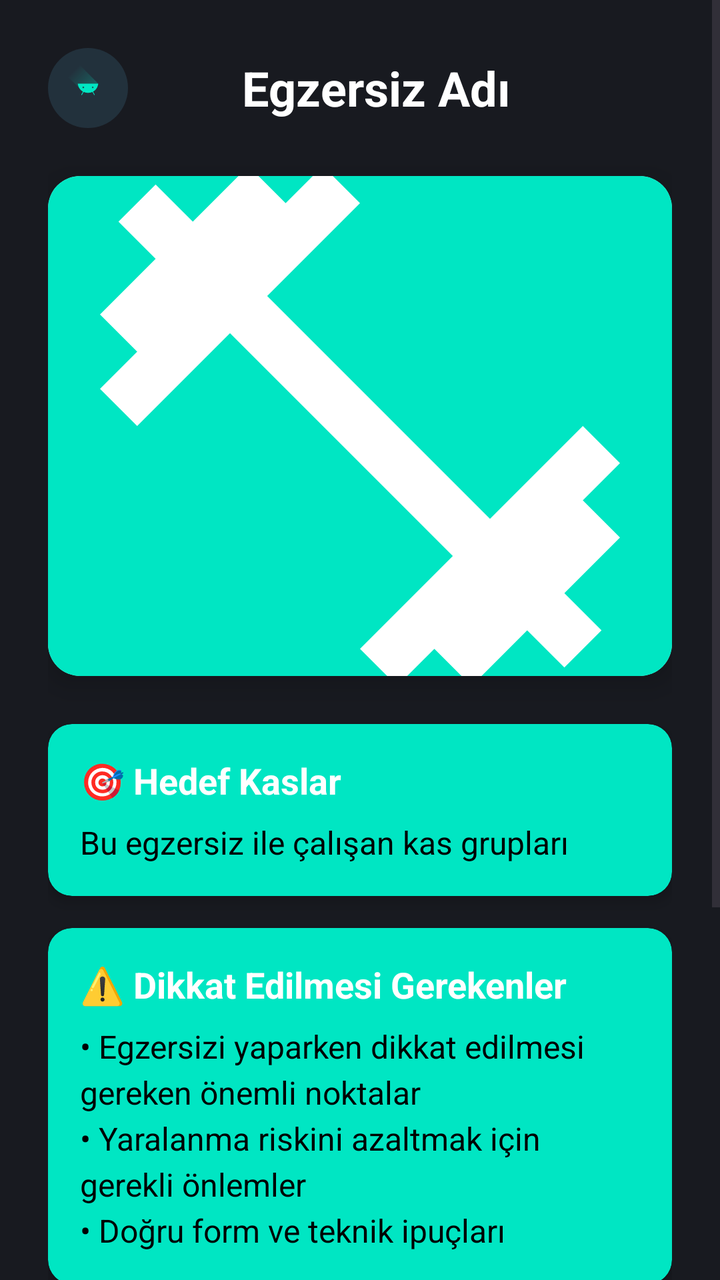
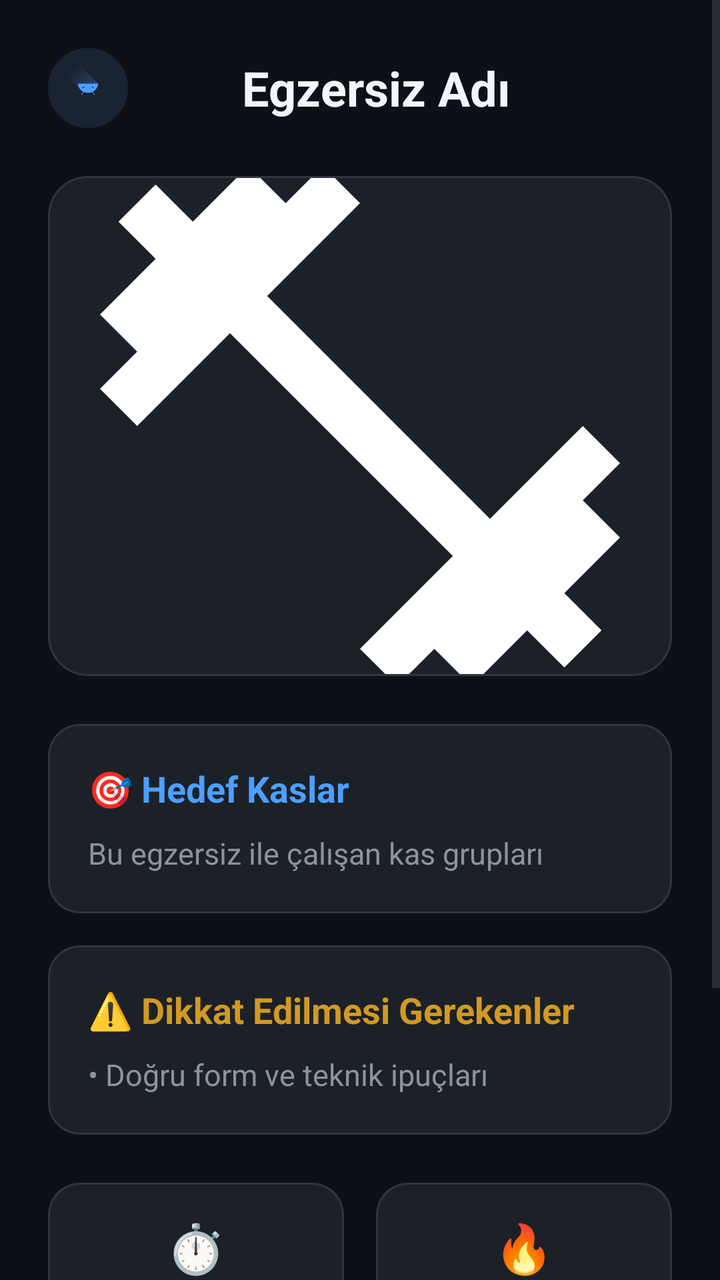

The first picture is an Android layout as it rendered before a commit; the second is the same layout after the commit. The layout source and the unified diff follow.
<!-- AndroidManifest.xml: application theme Theme.ArFitness -->
<!-- res/layout/fragment_exercise_detail.xml -->
<?xml version="1.0" encoding="utf-8"?>
<androidx.coordinatorlayout.widget.CoordinatorLayout xmlns:android="http://schemas.android.com/apk/res/android"
    xmlns:app="http://schemas.android.com/apk/res-auto"
    xmlns:tools="http://schemas.android.com/tools"
    android:layout_width="match_parent"
    android:layout_height="match_parent"
    android:background="@color/primary_dark"
    tools:context=".fragment.ExerciseDetailFragment">

    <ScrollView
        android:layout_width="match_parent"
        android:layout_height="match_parent"
        android:fillViewport="true">

        <LinearLayout
            android:layout_width="match_parent"
            android:layout_height="wrap_content"
            android:orientation="vertical"
            android:padding="24dp">

            
            <LinearLayout
                android:layout_width="match_parent"
                android:layout_height="wrap_content"
                android:orientation="horizontal"
                android:gravity="center_vertical"
                android:layout_marginBottom="24dp">

                <ImageView
                    android:id="@+id/btnBack"
                    android:layout_width="40dp"
                    android:layout_height="40dp"
                    android:background="@drawable/circle_background"
                    android:padding="8dp"
                    android:src="@drawable/ic_launcher_foreground"
                    app:tint="@color/primary"
                    android:rotation="180" />

                <TextView
                    android:id="@+id/tvExerciseTitle"
                    android:layout_width="0dp"
                    android:layout_height="wrap_content"
                    android:layout_weight="1"
                    android:layout_marginStart="16dp"
                    android:text="@string/exercise_name"
                    android:textSize="24sp"
                    android:textStyle="bold"
                    android:textColor="@color/text_main"
                    android:gravity="center" />

                <View
                    android:layout_width="40dp"
                    android:layout_height="40dp" />

            </LinearLayout>

            
            <androidx.cardview.widget.CardView
                android:layout_width="match_parent"
                android:layout_height="250dp"
                android:layout_marginBottom="24dp"
                app:cardCornerRadius="16dp"
                app:cardElevation="8dp">

                <ImageView
                    android:id="@+id/ivExerciseAnimation"
                    android:layout_width="match_parent"
                    android:layout_height="match_parent"
                    android:scaleType="centerCrop"
                    android:background="@color/primary"
                    android:src="@drawable/ic_fitness" />

            </androidx.cardview.widget.CardView>

            
            <androidx.cardview.widget.CardView
                android:layout_width="match_parent"
                android:layout_height="wrap_content"
                android:layout_marginBottom="16dp"
                app:cardCornerRadius="12dp"
                app:cardElevation="4dp"
                app:cardBackgroundColor="@color/primary">

                <LinearLayout
                    android:layout_width="match_parent"
                    android:layout_height="wrap_content"
                    android:orientation="vertical"
                    android:padding="16dp">

                    <TextView
                        android:layout_width="match_parent"
                        android:layout_height="wrap_content"
                        android:text="@string/target_muscles"
                        android:textSize="18sp"
                        android:textStyle="bold"
                        android:textColor="@color/text_main"
                        android:layout_marginBottom="8dp" />

                    <TextView
                        android:id="@+id/tvTargetMuscles"
                        android:layout_width="match_parent"
                        android:layout_height="wrap_content"
                        android:lineSpacingExtra="4dp"
                        android:text="@string/target_muscles_description"
                        android:textColor="@color/black"
                        android:textSize="16sp" />

                </LinearLayout>

            </androidx.cardview.widget.CardView>

            
            <androidx.cardview.widget.CardView
                android:layout_width="match_parent"
                android:layout_height="wrap_content"
                android:layout_marginBottom="24dp"
                app:cardCornerRadius="12dp"
                app:cardElevation="4dp"
                app:cardBackgroundColor="@color/primary">

                <LinearLayout
                    android:layout_width="match_parent"
                    android:layout_height="wrap_content"
                    android:orientation="vertical"
                    android:padding="16dp">

                    <TextView
                        android:layout_width="match_parent"
                        android:layout_height="wrap_content"
                        android:text="@string/important_points"
                        android:textSize="18sp"
                        android:textStyle="bold"
                        android:textColor="@color/text_main"
                        android:layout_marginBottom="8dp" />

                    <TextView
                        android:id="@+id/tvInstructions"
                        android:layout_width="match_parent"
                        android:layout_height="wrap_content"
                        android:lineSpacingExtra="4dp"
                        android:text="@string/instructions_template"
                        android:textColor="@color/black"
                        android:textSize="16sp" />

                </LinearLayout>

            </androidx.cardview.widget.CardView>

            
            <LinearLayout
                android:layout_width="match_parent"
                android:layout_height="wrap_content"
                android:orientation="horizontal"
                android:layout_marginBottom="32dp">

                <androidx.cardview.widget.CardView
                    android:layout_width="0dp"
                    android:layout_height="wrap_content"
                    android:layout_weight="1"
                    android:layout_marginEnd="8dp"
                    app:cardCornerRadius="12dp"
                    app:cardElevation="4dp"
                    app:cardBackgroundColor="@color/primary">

                    <LinearLayout
                        android:layout_width="match_parent"
                        android:layout_height="wrap_content"
                        android:orientation="vertical"
                        android:padding="16dp"
                        android:gravity="center">

                        <TextView
                            android:layout_width="wrap_content"
                            android:layout_height="wrap_content"
                            android:text="⏱️"
                            android:textSize="24sp"
                            android:layout_marginBottom="4dp" />

                        <TextView
                            android:layout_width="wrap_content"
                            android:layout_height="wrap_content"
                            android:text="@string/time"
                            android:textSize="14sp"
                            android:textColor="@color/text_secondary" />

                        <TextView
                            android:id="@+id/tvDuration"
                            android:layout_width="wrap_content"
                            android:layout_height="wrap_content"
                            android:text="5-10 dk"
                            android:textSize="16sp"
                            android:textStyle="bold"
                            android:textColor="@color/text_main" />

                    </LinearLayout>

                </androidx.cardview.widget.CardView>

                <androidx.cardview.widget.CardView
                    android:layout_width="0dp"
                    android:layout_height="wrap_content"
                    android:layout_weight="1"
                    android:layout_marginStart="8dp"
                    app:cardCornerRadius="12dp"
                    app:cardElevation="4dp"
                    app:cardBackgroundColor="@color/primary">

                    <LinearLayout
                        android:layout_width="match_parent"
                        android:layout_height="wrap_content"
                        android:orientation="vertical"
                        android:padding="16dp"
                        android:gravity="center">

                        <TextView
                            android:layout_width="wrap_content"
                            android:layout_height="wrap_content"
                            android:text="🔥"
                            android:textSize="24sp"
                            android:layout_marginBottom="4dp" />

                        <TextView
                            android:layout_width="wrap_content"
                            android:layout_height="wrap_content"
                            android:text="@string/difficulty"
                            android:textSize="14sp"
                            android:textColor="@color/text_secondary" />

                        <TextView
                            android:id="@+id/tvDifficulty"
                            android:layout_width="wrap_content"
                            android:layout_height="wrap_content"
                            android:text="@string/intermediate"
                            android:textSize="16sp"
                            android:textStyle="bold"
                            android:textColor="@color/text_main" />

                    </LinearLayout>

                </androidx.cardview.widget.CardView>

            </LinearLayout>

            
            <androidx.appcompat.widget.AppCompatButton
                android:id="@+id/btnStartWorkout"
                android:layout_width="match_parent"
                android:layout_height="56dp"
                android:text="@string/start_workout_emoji"
                android:textSize="18sp"
                android:textStyle="bold"
                android:textColor="@color/text_main"
                android:background="@drawable/circle_background"
                android:backgroundTint="@color/primary"
                android:elevation="4dp"
                android:layout_marginBottom="16dp" />

        </LinearLayout>

    </ScrollView>

</androidx.coordinatorlayout.widget.CoordinatorLayout>
<!-- resources referenced by this layout -->
<resources>
  <color name="black">#FF000000</color>
  <color name="primary">#00E6C3</color>
  <color name="primary_dark">#181A20</color>
  <color name="text_main">#FFFFFF</color>
  <color name="text_secondary">#B0B8C1</color>
  <!-- drawable circle_background (drawable) -->
  <?xml version="1.0" encoding="utf-8"?>
  <shape xmlns:android="http://schemas.android.com/apk/res/android"
      android:shape="oval">
      <solid android:color="@color/light_primary" />
  </shape>
  <!-- drawable ic_fitness (drawable) -->
  <vector xmlns:android="http://schemas.android.com/apk/res/android"
      android:width="24dp"
      android:height="24dp"
      android:viewportWidth="24"
      android:viewportHeight="24">
      <path
          android:fillColor="@android:color/white"
          android:pathData="M20.57,14.86L22,13.43L20.57,12L17,15.57L8.43,7L12,3.43L10.57,2L9.14,3.43L7.71,2L5.57,4.14L4.14,2.71L2.71,4.14L4.14,5.57L2,7.71L3.43,9.14L2,10.57L3.43,12L7,8.43L15.57,17L12,20.57L13.43,22L14.86,20.57L16.29,22L18.43,19.86L19.86,21.29L21.29,19.86L19.86,18.43L22,16.29L20.57,14.86Z" />
  </vector>
  <string name="difficulty">Zorluk</string>
  <string name="exercise_name">Egzersiz Adı</string>
  <string name="important_points">⚠️ Dikkat Edilmesi Gerekenler</string>
  <string name="instructions_template">• Egzersizi yaparken dikkat edilmesi gereken önemli noktalar\n• Yaralanma riskini azaltmak için gerekli önlemler\n• Doğru form ve teknik ipuçları</string>
  <string name="intermediate">Orta</string>
  <string name="start_workout_emoji">🚀 Antrenmanı Başlat</string>
  <string name="target_muscles">🎯 Hedef Kaslar</string>
  <string name="target_muscles_description">Bu egzersiz ile çalışan kas grupları</string>
  <string name="time">Süre</string>
  <style name="Theme.ArFitness" parent="Base.Theme.ArFitness" />
  <color name="light_primary">#22313C</color>
  <style name="Base.Theme.ArFitness" parent="Theme.Material3.DayNight.NoActionBar">
          
          
      </style>
  <!-- unchanged entries left out for length: 1 -->
</resources>

<!-- the commit's change to res/layout/fragment_exercise_detail.xml (unified diff, before → after) -->
@@ -42,7 +42,7 @@
                     android:layout_height="wrap_content"
                     android:layout_weight="1"
                     android:layout_marginStart="16dp"
-                    android:text="@string/exercise_name"
+                    android:text="Egzersiz Adı"
                     android:textSize="24sp"
                     android:textStyle="bold"
                     android:textColor="@color/text_main"
@@ -55,96 +55,102 @@
             </LinearLayout>
 
             
-            <androidx.cardview.widget.CardView
+            <com.google.android.material.card.MaterialCardView
                 android:layout_width="match_parent"
                 android:layout_height="250dp"
                 android:layout_marginBottom="24dp"
-                app:cardCornerRadius="16dp"
-                app:cardElevation="8dp">
+                app:cardCornerRadius="20dp"
+                app:cardElevation="0dp"
+                app:strokeColor="@color/divider"
+                app:strokeWidth="1dp"
+                android:backgroundTint="@color/card_bg">
 
                 <ImageView
                     android:id="@+id/ivExerciseAnimation"
                     android:layout_width="match_parent"
                     android:layout_height="match_parent"
                     android:scaleType="centerCrop"
-                    android:background="@color/primary"
                     android:src="@drawable/ic_fitness" />
 
-            </androidx.cardview.widget.CardView>
-
-            
-            <androidx.cardview.widget.CardView
+            </com.google.android.material.card.MaterialCardView>
+
+            
+            <com.google.android.material.card.MaterialCardView
                 android:layout_width="match_parent"
                 android:layout_height="wrap_content"
                 android:layout_marginBottom="16dp"
-                app:cardCornerRadius="12dp"
-                app:cardElevation="4dp"
-                app:cardBackgroundColor="@color/primary">
+                app:cardCornerRadius="16dp"
+                app:cardElevation="0dp"
+                app:strokeColor="@color/divider"
+                app:strokeWidth="1dp"
+                android:backgroundTint="@color/card_bg">
 
                 <LinearLayout
                     android:layout_width="match_parent"
                     android:layout_height="wrap_content"
                     android:orientation="vertical"
-                    android:padding="16dp">
-
-                    <TextView
-                        android:layout_width="match_parent"
-                        android:layout_height="wrap_content"
-                        android:text="@string/target_muscles"
+                    android:padding="20dp">
+
+                    <TextView
+                        android:layout_width="match_parent"
+                        android:layout_height="wrap_content"
+                        android:text="🎯 Hedef Kaslar"
                         android:textSize="18sp"
                         android:textStyle="bold"
-                        android:textColor="@color/text_main"
-                        android:layout_marginBottom="8dp" />
+                        android:textColor="@color/primary"
+                        android:layout_marginBottom="10dp" />
 
                     <TextView
                         android:id="@+id/tvTargetMuscles"
                         android:layout_width="match_parent"
                         android:layout_height="wrap_content"
                         android:lineSpacingExtra="4dp"
-                        android:text="@string/target_muscles_description"
-                        android:textColor="@color/black"
-                        android:textSize="16sp" />
+                        android:text="Bu egzersiz ile çalışan kas grupları"
+                        android:textColor="@color/text_secondary"
+                        android:textSize="15sp" />
 
                 </LinearLayout>
 
-            </androidx.cardview.widget.CardView>
-
-            
-            <androidx.cardview.widget.CardView
+            </com.google.android.material.card.MaterialCardView>
+
+            
+            <com.google.android.material.card.MaterialCardView
                 android:layout_width="match_parent"
                 android:layout_height="wrap_content"
                 android:layout_marginBottom="24dp"
-                app:cardCornerRadius="12dp"
-                app:cardElevation="4dp"
-                app:cardBackgroundColor="@color/primary">
+                app:cardCornerRadius="16dp"
+                app:cardElevation="0dp"
+                app:strokeColor="@color/divider"
+                app:strokeWidth="1dp"
+                android:backgroundTint="@color/card_bg">
 
                 <LinearLayout
                     android:layout_width="match_parent"
                     android:layout_height="wrap_content"
                     android:orientation="vertical"
-                    android:padding="16dp">
-
-                    <TextView
-                        android:layout_width="match_parent"
-                        android:layout_height="wrap_content"
-                        android:text="@string/important_points"
+                    android:padding="20dp">
+
+                    <TextView
+                        android:layout_width="match_parent"
+                        android:layout_height="wrap_content"
+                        android:text="⚠️ Dikkat Edilmesi Gerekenler"
                         android:textSize="18sp"
                         android:textStyle="bold"
-                        android:textColor="@color/text_main"
-                        android:layout_marginBottom="8dp" />
+                        android:textColor="@color/warning"
+                        android:layout_marginBottom="10dp" />
 
                     <TextView
                         android:id="@+id/tvInstructions"
                         android:layout_width="match_parent"
                         android:layout_height="wrap_content"
-                        android:lineSpacingExtra="4dp"
-                        android:text="@string/instructions_template"
-                        android:textColor="@color/black"
-                        android:textSize="16sp" />
+                        android:lineSpacingExtra="6dp"
+                        android:text="• Doğru form ve teknik ipuçları"
+                        android:textColor="@color/text_secondary"
+                        android:textSize="15sp" />
 
                 </LinearLayout>
 
-            </androidx.cardview.widget.CardView>
+            </com.google.android.material.card.MaterialCardView>
 
             
             <LinearLayout
@@ -153,14 +159,16 @@
                 android:orientation="horizontal"
                 android:layout_marginBottom="32dp">
 
-                <androidx.cardview.widget.CardView
+                <com.google.android.material.card.MaterialCardView
                     android:layout_width="0dp"
                     android:layout_height="wrap_content"
                     android:layout_weight="1"
                     android:layout_marginEnd="8dp"
-                    app:cardCornerRadius="12dp"
-                    app:cardElevation="4dp"
-                    app:cardBackgroundColor="@color/primary">
+                    app:cardCornerRadius="16dp"
+                    app:cardElevation="0dp"
+                    app:strokeColor="@color/divider"
+                    app:strokeWidth="1dp"
+                    android:backgroundTint="@color/card_bg">
 
                     <LinearLayout
                         android:layout_width="match_parent"
@@ -179,8 +187,8 @@
                         <TextView
                             android:layout_width="wrap_content"
                             android:layout_height="wrap_content"
-                            android:text="@string/time"
-                            android:textSize="14sp"
+                            android:text="Süre"
+                            android:textSize="13sp"
                             android:textColor="@color/text_secondary" />
 
                         <TextView
@@ -190,20 +198,23 @@
                             android:text="5-10 dk"
                             android:textSize="16sp"
                             android:textStyle="bold"
-                            android:textColor="@color/text_main" />
+                            android:textColor="@color/text_main"
+                            android:layout_marginTop="2dp" />
 
                     </LinearLayout>
 
-                </androidx.cardview.widget.CardView>
-
-                <androidx.cardview.widget.CardView
+                </com.google.android.material.card.MaterialCardView>
+
+                <com.google.android.material.card.MaterialCardView
                     android:layout_width="0dp"
                     android:layout_height="wrap_content"
                     android:layout_weight="1"
                     android:layout_marginStart="8dp"
-                    app:cardCornerRadius="12dp"
-                    app:cardElevation="4dp"
-                    app:cardBackgroundColor="@color/primary">
+                    app:cardCornerRadius="16dp"
+                    app:cardElevation="0dp"
+                    app:strokeColor="@color/divider"
+                    app:strokeWidth="1dp"
+                    android:backgroundTint="@color/card_bg">
 
                     <LinearLayout
                         android:layout_width="match_parent"
@@ -222,37 +233,38 @@
                         <TextView
                             android:layout_width="wrap_content"
                             android:layout_height="wrap_content"
-                            android:text="@string/difficulty"
-                            android:textSize="14sp"
+                            android:text="Zorluk"
+                            android:textSize="13sp"
                             android:textColor="@color/text_secondary" />
 
                         <TextView
                             android:id="@+id/tvDifficulty"
                             android:layout_width="wrap_content"
                             android:layout_height="wrap_content"
-                            android:text="@string/intermediate"
+                            android:text="Orta"
                             android:textSize="16sp"
                             android:textStyle="bold"
-                            android:textColor="@color/text_main" />
+                            android:textColor="@color/text_main"
+                            android:layout_marginTop="2dp" />
 
                     </LinearLayout>
 
-                </androidx.cardview.widget.CardView>
+                </com.google.android.material.card.MaterialCardView>
 
             </LinearLayout>
 
             
-            <androidx.appcompat.widget.AppCompatButton
+            <com.google.android.material.button.MaterialButton
                 android:id="@+id/btnStartWorkout"
                 android:layout_width="match_parent"
                 android:layout_height="56dp"
-                android:text="@string/start_workout_emoji"
-                android:textSize="18sp"
+                android:text="🚀 Antrenmanı Başlat"
+                android:textSize="16sp"
                 android:textStyle="bold"
-                android:textColor="@color/text_main"
-                android:background="@drawable/circle_background"
-                android:backgroundTint="@color/primary"
-                android:elevation="4dp"
+                android:textColor="@color/white"
+                app:backgroundTint="@color/primary"
+                app:cornerRadius="28dp"
+                app:elevation="8dp"
                 android:layout_marginBottom="16dp" />
 
         </LinearLayout>
<!-- resource entries referenced after the edit -->
@@ -1,10 +1,13 @@
 <!-- resources referenced by this layout -->
 <resources>
-  <color name="black">#FF000000</color>
-  <color name="primary">#00E6C3</color>
-  <color name="primary_dark">#181A20</color>
-  <color name="text_main">#FFFFFF</color>
-  <color name="text_secondary">#B0B8C1</color>
+  <color name="card_bg">#1C2128</color>
+  <color name="divider">#30363D</color>
+  <color name="primary">#4D9FFF</color>
+  <color name="primary_dark">#0D1117</color>
+  <color name="text_main">#F0F6FC</color>
+  <color name="text_secondary">#8B949E</color>
+  <color name="warning">#D29922</color>
+  <color name="white">#FFFFFFFF</color>
   <!-- drawable circle_background (drawable) -->
   <?xml version="1.0" encoding="utf-8"?>
   <shape xmlns:android="http://schemas.android.com/apk/res/android"
@@ -21,21 +24,25 @@
           android:fillColor="@android:color/white"
           android:pathData="M20.57,14.86L22,13.43L20.57,12L17,15.57L8.43,7L12,3.43L10.57,2L9.14,3.43L7.71,2L5.57,4.14L4.14,2.71L2.71,4.14L4.14,5.57L2,7.71L3.43,9.14L2,10.57L3.43,12L7,8.43L15.57,17L12,20.57L13.43,22L14.86,20.57L16.29,22L18.43,19.86L19.86,21.29L21.29,19.86L19.86,18.43L22,16.29L20.57,14.86Z" />
   </vector>
-  <string name="difficulty">Zorluk</string>
-  <string name="exercise_name">Egzersiz Adı</string>
-  <string name="important_points">⚠️ Dikkat Edilmesi Gerekenler</string>
-  <string name="instructions_template">• Egzersizi yaparken dikkat edilmesi gereken önemli noktalar\n• Yaralanma riskini azaltmak için gerekli önlemler\n• Doğru form ve teknik ipuçları</string>
-  <string name="intermediate">Orta</string>
-  <string name="start_workout_emoji">🚀 Antrenmanı Başlat</string>
-  <string name="target_muscles">🎯 Hedef Kaslar</string>
-  <string name="target_muscles_description">Bu egzersiz ile çalışan kas grupları</string>
-  <string name="time">Süre</string>
   <style name="Theme.ArFitness" parent="Base.Theme.ArFitness" />
-  <color name="light_primary">#22313C</color>
+  <color name="light_primary">#1A2332</color>
   <style name="Base.Theme.ArFitness" parent="Theme.Material3.DayNight.NoActionBar">
-          
-          
+          <item name="colorPrimary">@color/primary</item>
+          <item name="colorPrimaryVariant">@color/primary_variant</item>
+          <item name="colorOnPrimary">@color/white</item>
+          <item name="colorSecondary">@color/primary_light</item>
+          <item name="colorOnSecondary">@color/white</item>
+          <item name="android:colorBackground">@color/primary_dark</item>
+          <item name="colorSurface">@color/surface</item>
+          <item name="colorOnSurface">@color/text_main</item>
+          <item name="colorOnSurfaceVariant">@color/text_secondary</item>
+          <item name="android:statusBarColor">@color/primary_dark</item>
+          <item name="android:navigationBarColor">@color/primary_dark</item>
+          <item name="android:windowLightStatusBar">false</item>
       </style>
+  <color name="primary_variant">#1A6FD1</color>
+  <color name="primary_light">#7AB8FF</color>
+  <color name="surface">#161B22</color>
   <!-- unchanged entries left out for length: 1 -->
 </resources>
 
